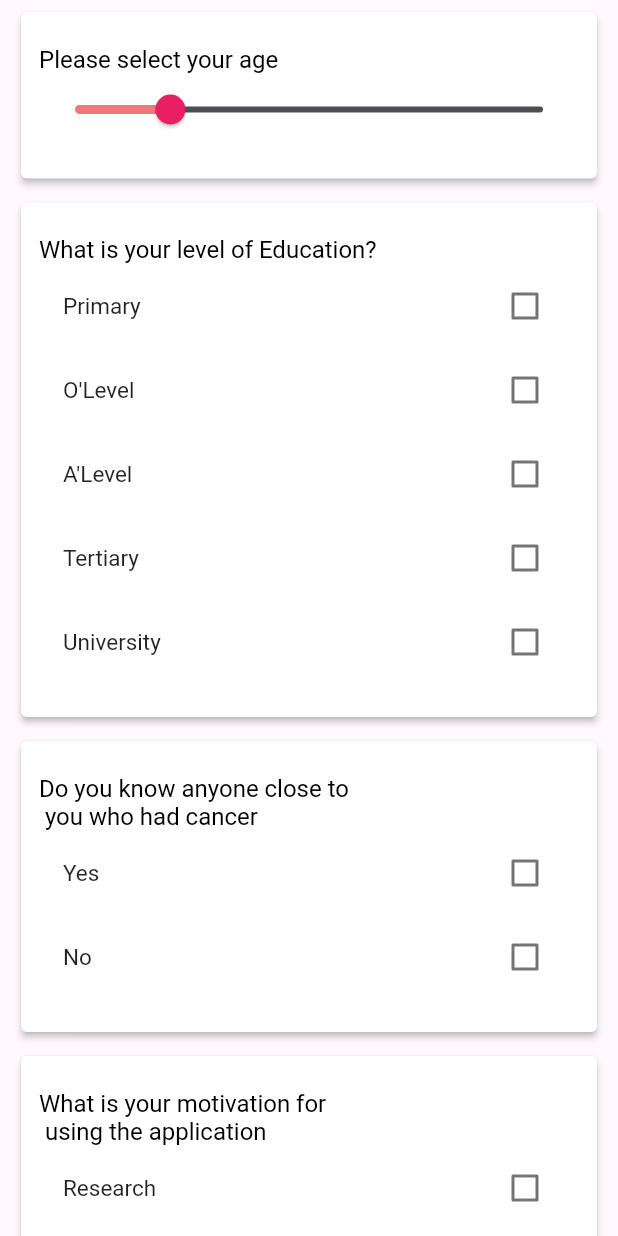
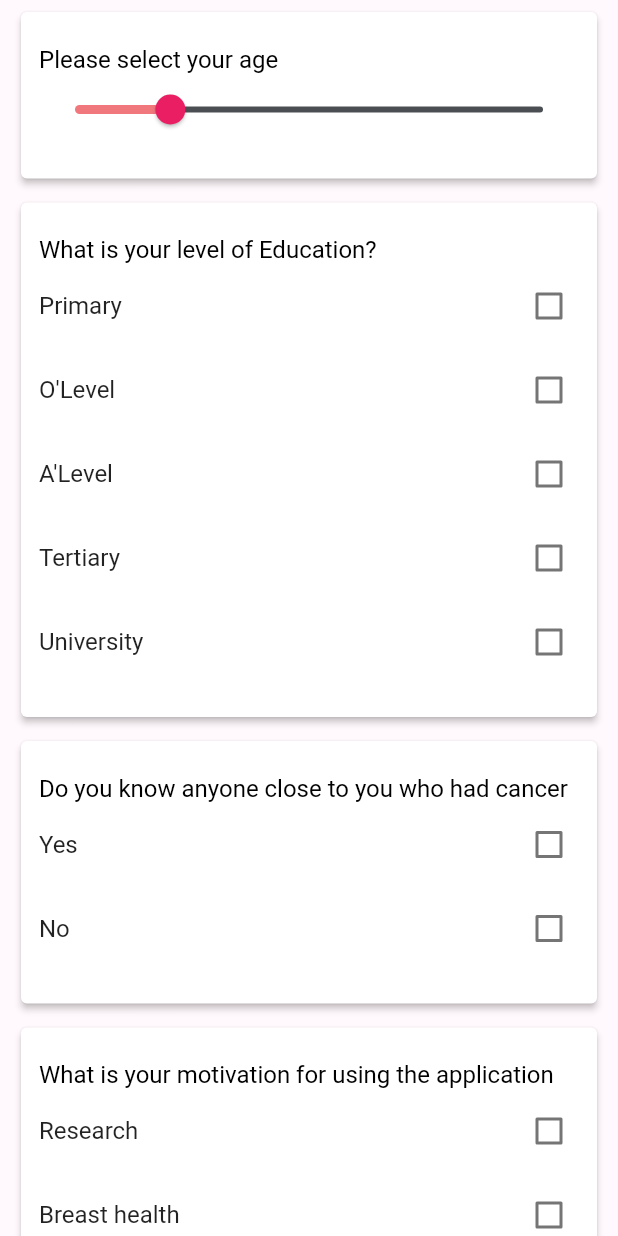
Before and after one commit to Orbanmartins/Breast-health-app, a Flutter app: the screen it shows after launch, after a tap on "Sign In", on a phone screen of 412 x 824 dp. Run offline on Flutter 3.47's test engine with Material 2 defaults, Android fonts, the phone set to English and light mode, and no system bars; drawn by our look-alikes of auto_size_text; our stand-ins replace flutter_svg, image_picker, permission_handler, sizer, syncfusion_flutter_calendar; missing offline and left inert: conditional_questions, custom_clippers; network calls fail.

Commit message:
added: new buttons and routes

```diff
--- a/lib/Constants/constants.dart
+++ b/lib/Constants/constants.dart
@@ -25,7 +25,8 @@ double mediumTextSize = 20.0;
 double largeTextSize = 26.0;
 double smallTextSize = 13;
 
-var kCheckboxListTileStyle = TextStyle(fontSize: 15);
+var kBodyTextStyle = TextStyle(fontSize: 16, color: Colors.black);
+var kCheckboxListTileStyle = TextStyle(fontSize: 16);
 
 ///For the news section
 ///
--- a/lib/Screens/Articles/bottomNav.dart
+++ b/lib/Screens/Articles/bottomNav.dart
@@ -3,7 +3,7 @@
 import 'package:breast_health_app/Constants/constants.dart';
 import 'package:breast_health_app/Screens/Articles/account_view.dart';
 import 'package:breast_health_app/Screens/Articles/favorite_view.dart';
-import 'package:breast_health_app/Screens/Articles/education_centre.dart';
+import 'package:breast_health_app/Screens/Articles/knowledge_centre.dart';
 import 'package:breast_health_app/Screens/Articles/search_view.dart';
 import 'package:breast_health_app/Screens/home_screen.dart';
 import 'package:breast_health_app/Screens/schedule.dart';
@@ -26,7 +26,7 @@ class _BottomNavState extends State<BottomNav> {
 
   static List<Widget> _bottomNavView = [
     HomeScreeen(),
-    EducationCentre(),
+    KnowledgeCentre(),
     SearchView(),
     ScheduleCalendar(),
     AccountView(),
--- a/lib/Screens/Articles/education_centre.dart
+++ b/lib/Screens/Articles/knowledge_centre.dart
@@ -7,7 +7,7 @@ import 'package:breast_health_app/Screens/Articles/articles_tab_view.dart';
 import 'package:breast_health_app/Screens/Faqs.dart';
 import 'package:flutter/material.dart';
 
-class EducationCentre extends StatelessWidget {
+class KnowledgeCentre extends StatelessWidget {
   @override
   Widget build(BuildContext context) {
     return DefaultTabController(
--- a/lib/Screens/knowledge_centre.dart
+++ b/lib/Screens/knowledge_centre.dart
@@ -5,7 +5,7 @@ import 'package:breast_health_app/Widgets/KnowlegeCentre/knowledge_centre_cards.
 import 'package:flutter/material.dart';
 // import 'package:lottie/lottie.dart';
 
-
+///DELETE
 class KnoweledgeCentreCards extends StatefulWidget {
   const KnoweledgeCentreCards({Key? key}) : super(key: key);
 
--- a/lib/Screens/next_check.dart
+++ b/lib/Screens/next_check.dart
@@ -97,9 +97,7 @@ class _NextCheckState extends State<NextCheck> {
                       ),
                       title: Text(
                         'Your next self-check is scheduled for April 06,2022',
-                        style: TextStyle(
-                          fontSize: 16,
-                        ),
+                        style: kBodyTextStyle
                       ),
                     ),
                   ),
--- a/lib/Screens/selfCheck/self_check_five.dart
+++ b/lib/Screens/selfCheck/self_check_five.dart
@@ -1,5 +1,6 @@
 // ignore_for_file: prefer_const_constructors
 
+import 'package:breast_health_app/Screens/follow_up_qtns.dart';
 import 'package:breast_health_app/Widgets/button.dart';
 import 'package:breast_health_app/Widgets/selfcheck_widget.dart';
 import 'package:flutter/material.dart';
@@ -20,7 +21,7 @@ class SelfCheckPageFive extends StatelessWidget {
                     buttonUsed: CustomButton(
                       buttonTitle: 'Finish',
                       navigationFunction: () {
-                        Navigator.pushNamed(context, '/homeScreen');
+                        Navigator.pushReplacement(context, MaterialPageRoute(builder: (BuildContext context) => FollowUpQuestions()));
                       },
                     )))));
   }
--- a/lib/Screens/survey.dart
+++ b/lib/Screens/survey.dart
@@ -1,6 +1,7 @@
 // ignore_for_file: use_key_in_widget_constructors, prefer_const_literals_to_create_immutables, prefer_const_constructors_in_immutables
 
 import 'package:breast_health_app/Constants/constants.dart';
+import 'package:breast_health_app/Screens/Articles/bottomNav.dart';
 import 'package:breast_health_app/Widgets/Survey/CheckBoxList.dart';
 import 'package:breast_health_app/Widgets/Survey/CustomCard.dart';
 import 'package:breast_health_app/Widgets/button.dart';
@@ -21,6 +22,7 @@ class _QuestionnaireSurveyState extends State<QuestionnaireSurvey> {
         body: SafeArea(
             child: SingleChildScrollView(
       child: Column(
+        mainAxisAlignment: MainAxisAlignment.start,
         children: [
           CustomCard(
             cardData: 'Please select your age',
@@ -57,7 +59,7 @@ class _QuestionnaireSurveyState extends State<QuestionnaireSurvey> {
             ],
           ),
           CustomCard(
-            cardData: 'Do you know anyone close to\n you who had cancer',
+            cardData: 'Do you know anyone close to you who had cancer',
             children: [
               CheckBoxList(
                 children: [
@@ -68,7 +70,7 @@ class _QuestionnaireSurveyState extends State<QuestionnaireSurvey> {
             ],
           ),
           CustomCard(
-            cardData: 'What is your motivation for\n using the application',
+            cardData: 'What is your motivation for using the application',
             children: [
               CheckBoxList(
                 children: [
@@ -80,10 +82,12 @@ class _QuestionnaireSurveyState extends State<QuestionnaireSurvey> {
               ),
             ],
           ),
-          CustomButton(
+          SurveyButton(
             buttonTitle: 'Submit',
             navigationFunction: () {
-             Navigator.pushNamed(context, '/bottomNavbar');
+                                      Navigator.pushReplacement(context, MaterialPageRoute(builder: (BuildContext context) => BottomNav()));
+
+            //  Navigator.pushNamed(context, '/bottomNavbar');
             },
           )
         ],
--- a/lib/Widgets/FollowUp/follow_up_input.dart
+++ b/lib/Widgets/FollowUp/follow_up_input.dart
@@ -14,6 +14,7 @@ class FollowUpField extends StatelessWidget {
     return Column(
       crossAxisAlignment: CrossAxisAlignment.start,
       children: [
+
         Container(
           margin: const EdgeInsets.only(
             left: 20,
@@ -22,14 +23,15 @@ class FollowUpField extends StatelessWidget {
           ),
         ),
         Container(
-            margin: const EdgeInsets.only(left: 20, right: 20),
+          // height: 60,
             decoration: BoxDecoration(
-              color: inputField,
+              color: cameraColor,
               borderRadius: BorderRadius.circular(15),
             ),
             child: Padding(
               padding: const EdgeInsets.symmetric(horizontal: 12.0),
               child: TextField(
+                maxLines: 5,
                 decoration: InputDecoration(
                   hintText: hintTexti,
                   border: InputBorder.none,
--- a/lib/Widgets/News/primary_card.dart
+++ b/lib/Widgets/News/primary_card.dart
@@ -1,5 +1,4 @@
 import 'package:breast_health_app/Constants/constants.dart';
-import 'package:breast_health_app/Models/news.dart';
 import 'package:breast_health_app/Models/news.dart';
 import 'package:flutter/material.dart';
 
@@ -21,6 +20,7 @@ class PrimaryCard extends StatelessWidget {
         children: [
           Row(
             children: [
+              // ignore: prefer_const_constructors
               CircleAvatar(
                 radius: 5.0,
                 backgroundColor: kGrey1,
--- a/lib/Widgets/Survey/CheckBoxList.dart
+++ b/lib/Widgets/Survey/CheckBoxList.dart
@@ -24,7 +24,9 @@ class _CheckBoxListState extends State<CheckBoxList> {
         children: children.map((element) {
       int index = children.indexOf(element);
       return CheckboxListTile(
-        activeColor: Colors.teal,
+         contentPadding: EdgeInsets.zero,
+        activeColor: mainColor,
+        checkColor: Colors.white,
         title: Text(
           element,
           style: kCheckboxListTileStyle,
--- a/lib/Widgets/Survey/CustomCard.dart
+++ b/lib/Widgets/Survey/CustomCard.dart
@@ -1,5 +1,6 @@
 // ignore_for_file: prefer_const_constructors_in_immutables, use_key_in_widget_constructors, prefer_typing_uninitialized_variables, prefer_const_constructors
 
+import 'package:auto_size_text/auto_size_text.dart';
 import 'package:breast_health_app/Constants/constants.dart';
 import 'package:flutter/material.dart';
 
@@ -17,17 +18,19 @@ class CustomCard extends StatelessWidget {
         child: Padding(
           padding: const EdgeInsets.symmetric(horizontal: 12, vertical: 22),
           child: Column(
-            mainAxisAlignment: MainAxisAlignment.start,
+            // mainAxisAlignment: MainAxisAlignment.start,
             children: [
-              Row(
-                children: [
-                  Text(
-                    cardData,
-                    overflow: TextOverflow.clip,
-                    style: TextStyle(
-                        fontSize:bodyTextSize , color: Colors.black),
+              Align(
+                alignment: Alignment.topLeft,
+                child: AutoSizeText(
+                  cardData,
+                  // minFontSize: 18,
+                  maxLines: 4,
+                  style: TextStyle(
+                    fontSize: bodyTextSize,
+                    color: Colors.black,
                   ),
-                ],
+                ),
               ),
               Column(
                 // crossAxisAlignment: CrossAxisAlignment.start,
--- a/lib/Widgets/button.dart
+++ b/lib/Widgets/button.dart
@@ -30,3 +30,32 @@ class CustomButton extends StatelessWidget {
     );
   }
 }
+
+
+class SurveyButton extends StatelessWidget {
+  SurveyButton({required this.buttonTitle, required this.navigationFunction});
+  final String buttonTitle;
+  final VoidCallback navigationFunction;
+  @override
+  Widget build(BuildContext context) {
+    return InkWell(
+      onTap: navigationFunction,
+      child: Container(
+        width: MediaQuery.of(context).size.width,
+        height: MediaQuery.of(context).size.height * 0.07,
+        margin: const EdgeInsets.symmetric(vertical: 20, horizontal: 20),
+        decoration: BoxDecoration(
+          boxShadow:kElevationToShadow[2],
+            color: mainColor,
+            borderRadius: const BorderRadius.all(Radius.circular(10))),
+        child: Center(
+          child: Text(
+            buttonTitle,
+            style: TextStyle(
+                fontSize: 18, fontWeight: FontWeight.w400, color: whiteshade),
+          ),
+        ),
+      ),
+    );
+  }
+}
--- a/pubspec.yaml
+++ b/pubspec.yaml
@@ -39,6 +39,7 @@ dependencies:
   intl: ^0.17.0
   syncfusion_flutter_calendar: ^19.4.56
   flutter_form_builder: ^7.1.1
+  auto_size_text: ^3.0.0
   # google_fonts: ^2.0.1
 
 
```
Also changed, not shown: lib/Models/questions.dart (added, +61 -0 lines), lib/Screens/follow_up_qtns.dart (+16 -4 lines), lib/Screens/home_screen.dart (+30 -14 lines), lib/Widgets/Design/backgroundContainer.dart (added, +53 -0 lines), lib/Widgets/testimonies/testimoniesContent.dart (+5 -3 lines), pubspec.lock.
